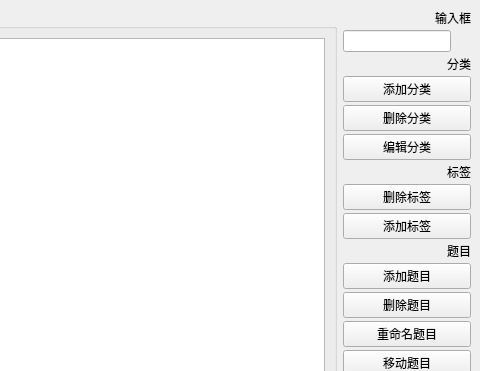
The window that ui/mainwindow.ui (DKLost/questions) describes before a commit, drawn with Qt 5; both pictures show x 720 to 1200 and y 0 to 371 of the 1200 by 847 pixel window.
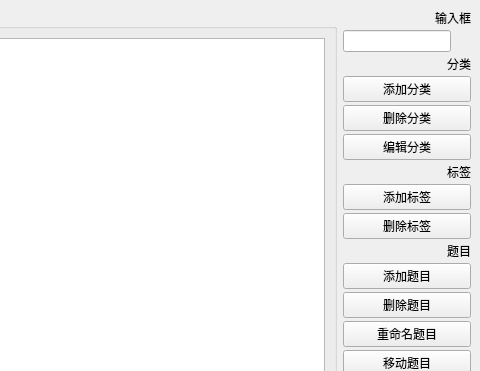
The same window after the commit.

Commit message: 修复添加图片答案时还会显示之前文字答案的bug

Diff of the .ui file:
```diff
--- a/ui/mainwindow.ui
+++ b/ui/mainwindow.ui
@@ -207,16 +207,16 @@
        </widget>
       </item>
       <item>
-       <widget class="QPushButton" name="delTagButton">
+       <widget class="QPushButton" name="addTagButton">
         <property name="text">
-         <string>删除标签</string>
+         <string>添加标签</string>
         </property>
        </widget>
       </item>
       <item>
-       <widget class="QPushButton" name="addTagButton">
+       <widget class="QPushButton" name="delTagButton">
         <property name="text">
-         <string>添加标签</string>
+         <string>删除标签</string>
         </property>
        </widget>
       </item>
```
The commit also changes 1 other file.
